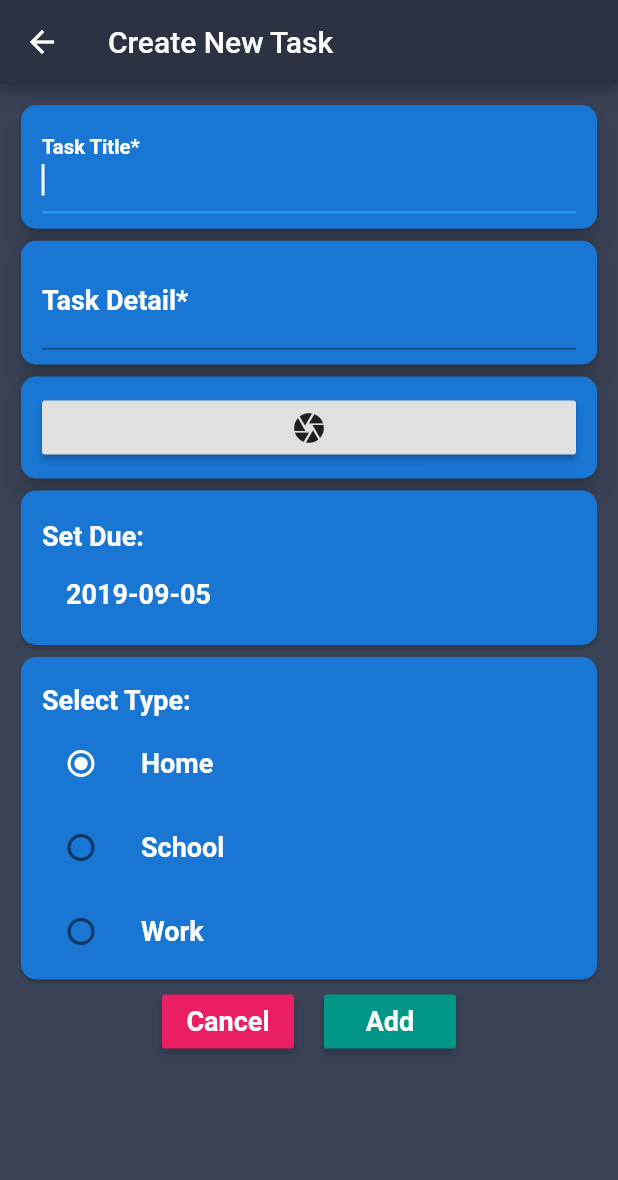
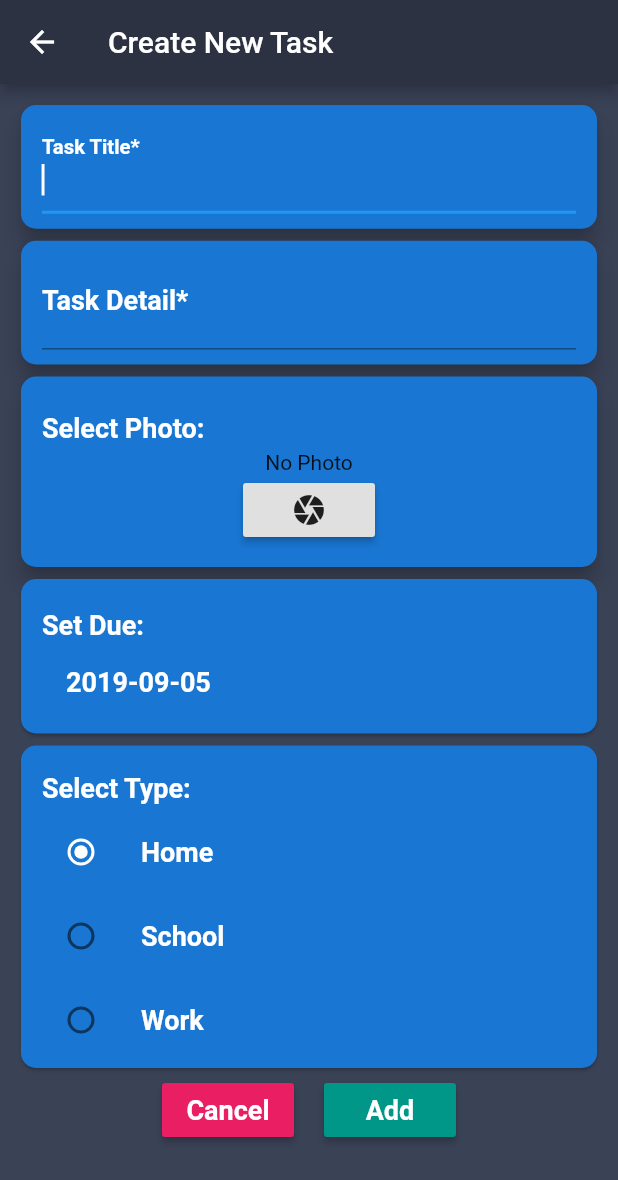
Before and after one commit to WeilunY/TodoS, a Flutter app: the AddTaskPage screen opened directly with empty values, on a phone screen of 412 x 824 dp. Shown: the top 1180 px of the screen. Run offline on Flutter 3.47's test engine with Material 2 defaults, Android fonts, the phone set to English and light mode, and no system bars; our stand-ins replace camera, cloud_firestore, firebase_auth, flutter_slidable; missing offline and left inert: firebase_ml_vision; accounts and stored records are empty.

Commit message:
take photo

```diff
--- a/lib/views/home/add_task.dart
+++ b/lib/views/home/add_task.dart
@@ -3,6 +3,8 @@ import 'package:intl/intl.dart';
 import 'package:cloud_firestore/cloud_firestore.dart';
 import 'package:todo_nav/style.dart';
 import './camera.dart';
+import 'dart:async';
+import 'dart:io';
 
 Map<int, String> values = {1: "Home", 2: "School", 3: "Work"};
 
@@ -141,23 +143,81 @@ class _AddTaskPageState extends State<AddTaskPage> {
     );
   }
 
+  var filepath;
+
   Widget buildCamera(){
     return Card(
       shape: inputRadius,
       color: colors[_type],
       elevation: 6.0,
       child: Container(
-        padding: EdgeInsets.symmetric(horizontal: 14.0, vertical: 10.0),
-        child: RaisedButton(
-          child: Icon(Icons.camera),
-          onPressed:() {
-              Navigator.of(context).push(
-              MaterialPageRoute(builder: (context) => CameraApp())
-            );
-          }
+        padding: EdgeInsets.symmetric(horizontal: 14.0, vertical: 14.0),
+        child: Column(
+          crossAxisAlignment: CrossAxisAlignment.start,
+          children: <Widget> [
+
+            Container(
+              padding: EdgeInsets.fromLTRB(0, 10.0, 0, 4.0),
+              child:  Text("Select Photo: ", style: textStyle,),
+            ),
+
+            preview(),
+
+            Row(
+              mainAxisAlignment: MainAxisAlignment.center,
+              children: <Widget>[
+                photoButton(),
+                deletePhotoButton(),
+              ],
+            )
+          ]
         )
       )
     );
+  }
+
+  Widget photoButton(){
+    return RaisedButton(
+      child: Icon(Icons.camera),
+      onPressed:() async {
+        var result = await Navigator.of(context).push(
+        MaterialPageRoute(builder: (context) => CameraApp()));
+
+        if(result != null){
+          setState(() {
+            filepath = result;
+          });
+        }
+      }
+    );
+  }
+
+    Widget deletePhotoButton(){
+    if(filepath == null){
+      return Container();
+    }
+    return RaisedButton(
+      child: Icon(Icons.delete),
+      onPressed:() async {
+        setState(() {
+          filepath = null;
+        });
+      }
+    );
+  }
+
+  Widget preview(){
+    if(filepath == null){
+      return Container(
+        child: Center(
+          child: Text("No Photo"),
+        )
+      );
+    }
+    else {
+      return  Image.file(File(filepath));
+
+    }
   }
 
   // Text editing
--- a/lib/views/home/camera.dart
+++ b/lib/views/home/camera.dart
@@ -225,7 +225,11 @@ class _CameraAppState extends State<CameraApp> with WidgetsBindingObserver{
         setState(() {
           imagePath = filePath;
         });
-        if (filePath != null) showInSnackBar('Picture saved to $filePath');
+        if (filePath != null) {
+          showInSnackBar('Picture saved to $filePath');
+          Navigator.pop(context, filePath);
+        }
+
       }
     });
   }
```
